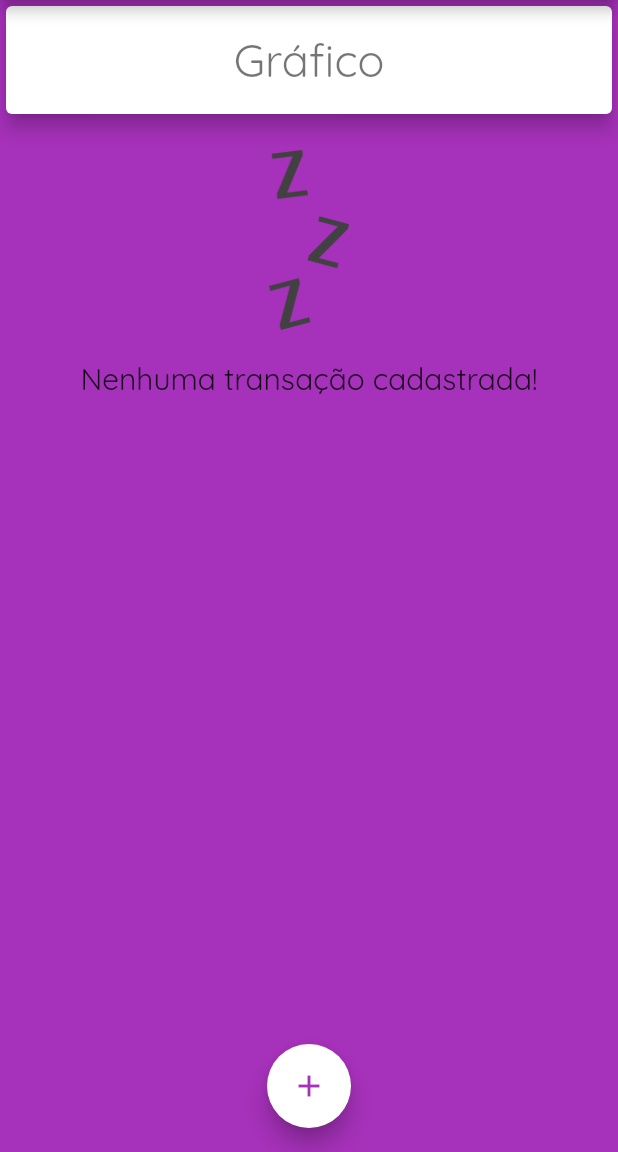
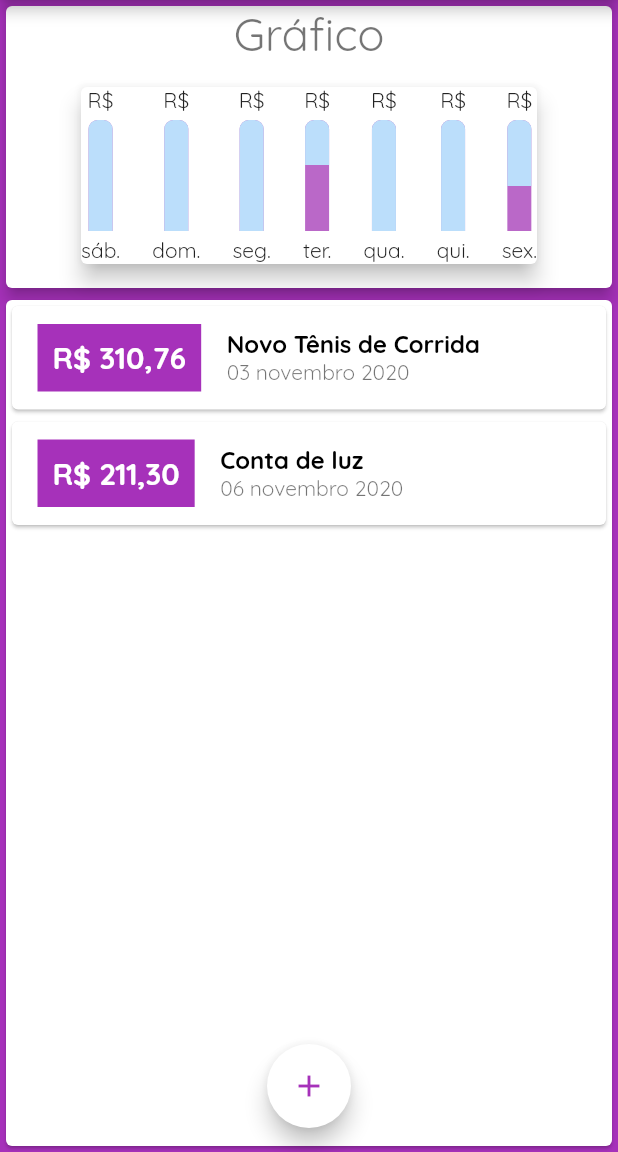
Before and after one commit to joaovperin/my_expenses, a Flutter app: the screen it shows after launch, on a phone screen of 412 x 824 dp, the part 84-1236 px from its top. Run offline on Flutter 3.47's test engine with Material 2 defaults, Android fonts, the phone set to English and light mode, and no system bars.

Commit message:
did a lot

```diff
--- /dev/null
+++ b/lib/components/transaction/transaction_chart.component.dart
@@ -0,0 +1,79 @@
+import 'package:flutter/material.dart';
+import 'package:my_expenses/models/transaction.model.dart';
+import 'package:my_expenses/utils/date-utils.dart';
+
+import 'transaction_chart_bar.component.dart';
+
+class TransactionChart extends StatefulWidget {
+  const TransactionChart(this.transactions, {Key key}) : super(key: key);
+
+  final List<Transaction> transactions;
+
+  @override
+  _TransactionChartState createState() => _TransactionChartState();
+}
+
+class _TransactionChartState extends State<TransactionChart> {
+  List<TransactionChartBar> get groupedTransactions {
+    double allElementsSum = 0.000;
+
+    final List<Map<String, Object>> list = List<Map<String, Object>>.generate(7, (int index) {
+      final DateTime weekDay = DateTime.now().subtract(
+        Duration(days: 6 - index),
+      );
+      final List<Transaction> recentTransactions = widget.transactions
+          .where((Transaction tr) => tr.date.isAfter(DateTime.now().subtract(Duration(days: 8))))
+          .where((Transaction tr) => tr.date.day == weekDay.day)
+          .toList();
+      // Calculate the sum
+      final double totalSum = recentTransactions.isEmpty
+          ? 0
+          : recentTransactions.map((Transaction tr) => tr.value).reduce((double value, double element) => value + element);
+
+      allElementsSum += totalSum;
+      return <String, Object>{
+        'day': fmtWeekDayLetter(weekDay),
+        'value': totalSum,
+      };
+    });
+
+    return list.map((Map<String, Object> e) {
+      final String dayOfWeek = e['day'].toString();
+      final double value = double.tryParse(e['value'].toString()) ?? 0;
+      final double percentage = allElementsSum > 0 ? ((value / allElementsSum) * 100) : 0;
+      return TransactionChartBar(label: dayOfWeek, value: value, percentage: percentage);
+    }).toList();
+  }
+
+  @override
+  Widget build(BuildContext context) {
+    return SizedBox(
+      width: double.infinity,
+      child: Card(
+        elevation: 4,
+        child: Column(
+          children: <Widget>[
+            Container(
+              alignment: Alignment.center,
+              child: Text(
+                'Gráfico',
+                style: TextStyle(
+                  fontSize: 30,
+                  color: Theme.of(context).unselectedWidgetColor,
+                ),
+              ),
+            ),
+            Card(
+              elevation: 6,
+              margin: EdgeInsets.symmetric(horizontal: 50, vertical: 16),
+              child: Row(
+                mainAxisAlignment: MainAxisAlignment.spaceBetween,
+                children: groupedTransactions,
+              ),
+            )
+          ],
+        ),
+      ),
+    );
+  }
+}
--- /dev/null
+++ b/lib/components/transaction/transaction_chart_bar.component.dart
@@ -0,0 +1,44 @@
+import 'package:flutter/material.dart';
+import 'package:my_expenses/utils/number-utils.dart';
+
+class TransactionChartBar extends StatelessWidget {
+  const TransactionChartBar({Key key, this.label, this.value, this.percentage}) : super(key: key);
+
+  static const double kContainerSize = 74;
+
+  final String label;
+  final double value;
+  final double percentage;
+
+  @override
+  Widget build(BuildContext context) {
+    return Column(
+      children: <Widget>[
+        Text(getCurrency()),
+        SizedBox(height: 4),
+        Container(
+          decoration: BoxDecoration(
+            color: Colors.purple[300], //TODO: fix color
+            borderRadius: _buildBorderRadius(),
+          ),
+          height: kContainerSize,
+          child: Column(children: <Widget>[
+            Container(
+              decoration: BoxDecoration(
+                color: Colors.blue[100], //TODO: fix color
+                borderRadius: _buildBorderRadius(),
+              ),
+              child: SizedBox(width: 16, height: calcItemHeight()),
+            ),
+          ]),
+        ),
+        SizedBox(height: 4),
+        Text(label),
+      ],
+    );
+  }
+
+  BorderRadius _buildBorderRadius() => BorderRadius.vertical(top: Radius.circular(6));
+
+  double calcItemHeight() => kContainerSize - ((kContainerSize * percentage) / 100);
+}
--- a/lib/components/transaction/transaction_form.component.dart
+++ b/lib/components/transaction/transaction_form.component.dart
@@ -1,5 +1,4 @@
 import 'package:flutter/material.dart';
-import 'package:my_expenses/constants/app.constants.dart';
 import 'package:my_expenses/utils/number-utils.dart';
 
 class TransactionForm extends StatefulWidget {
@@ -19,7 +18,7 @@ class _TransactionFormState extends State<TransactionForm> {
   @override
   Widget build(BuildContext context) {
     return Card(
-      elevation: 5,
+      elevation: 4,
       child: Padding(
         padding: const EdgeInsets.all(10),
         child: Column(
--- a/lib/components/transaction/transaction_graph.component.dart
+++ /dev/null
@@ -1,29 +0,0 @@
-import 'package:flutter/material.dart';
-import 'package:my_expenses/constants/app.constants.dart';
-
-class TransactionGraph extends StatelessWidget {
-  const TransactionGraph({
-    Key key,
-  }) : super(key: key);
-
-  @override
-  Widget build(BuildContext context) {
-    return SizedBox(
-      width: double.infinity,
-      height: 80,
-      child: Card(
-        elevation: 5,
-        child: Container(
-          alignment: Alignment.center,
-          child: Text(
-            'Gráfico',
-            style: TextStyle(
-              fontSize: 30,
-              color: Theme.of(context).unselectedWidgetColor,
-            ),
-          ),
-        ),
-      ),
-    );
-  }
-}
--- a/lib/components/transaction/transaction_list.component.dart
+++ b/lib/components/transaction/transaction_list.component.dart
@@ -10,25 +10,15 @@ class TransactionList extends StatelessWidget {
 
   @override
   Widget build(BuildContext context) {
-    return SizedBox(
-      height: 500,
-      child: transactions.isEmpty
-          ? Column(children: <Widget>[
-              SizedBox(height: 20),
-              SizedBox(
-                height: 120,
-                child: Image.asset(
-                  'assets/images/waiting.png',
-                  fit: BoxFit.cover,
+    return Expanded(
+      child: Card(
+        child: transactions.isEmpty ? _buildEmptyListWidget(context) : _buildListView(),
       ),
-              ),
-              SizedBox(height: 20),
-              Text(
-                'Nenhuma transação cadastrada!',
-                style: Theme.of(context).textTheme.headline6,
-              ),
-            ])
-          : ListView.builder(
+    );
+  }
+
+  ListView _buildListView() {
+    return ListView.builder(
       itemCount: transactions.length,
       itemBuilder: (BuildContext context, int index) {
         final Transaction tr = transactions[index];
@@ -79,7 +69,24 @@ class TransactionList extends StatelessWidget {
           ),
         );
       },
-            ),
     );
   }
+
+  Column _buildEmptyListWidget(BuildContext context) {
+    return Column(children: <Widget>[
+      SizedBox(height: 20),
+      SizedBox(
+        height: 120,
+        child: Image.asset(
+          'assets/images/waiting.png',
+          fit: BoxFit.cover,
+        ),
+      ),
+      SizedBox(height: 20),
+      Text(
+        'Nenhuma transação cadastrada!',
+        style: Theme.of(context).textTheme.headline6,
+      ),
+    ]);
   }
+}
--- a/lib/main.dart
+++ b/lib/main.dart
@@ -1,14 +1,18 @@
 import 'dart:math';
 
 import 'package:flutter/material.dart';
+import 'package:intl/date_symbol_data_local.dart';
+import 'package:intl/intl.dart';
 import 'package:my_expenses/components/transaction/transaction_form.component.dart';
 import 'package:my_expenses/constants/app.constants.dart';
 
-import 'components/transaction/transaction_graph.component.dart';
+import 'components/transaction/transaction_chart.component.dart';
 import 'components/transaction/transaction_list.component.dart';
 import 'models/transaction.model.dart';
 
-dynamic main() {
+dynamic main() async {
+  Intl.defaultLocale = 'pt_BR';
+  await initializeDateFormatting();
   runApp(MyExpensesApp());
 }
 
@@ -53,18 +57,18 @@ class MyHomePage extends StatefulWidget {
 
 class _MyHomePageState extends State<MyHomePage> {
   final List<Transaction> _transactions = <Transaction>[
-    // Transaction(
-    //   id: 't1',
-    //   title: 'Novo Tênis de Corrida',
-    //   value: 310.76,
-    //   date: DateTime.now(),
-    // ),
-    // Transaction(
-    //   id: 't2',
-    //   title: 'Conta de luz',
-    //   value: 211.30,
-    //   date: DateTime.now(),
-    // ),
+    Transaction(
+      id: 't1',
+      title: 'Novo Tênis de Corrida',
+      value: 310.76,
+      date: DateTime.now().subtract(Duration(days: 3)),
+    ),
+    Transaction(
+      id: 't2',
+      title: 'Conta de luz',
+      value: 211.30,
+      date: DateTime.now(),
+    ),
   ];
 
   void _addTransaction(String title, double value) {
@@ -100,14 +104,11 @@ class _MyHomePageState extends State<MyHomePage> {
           )
         ],
       ),
-      body: SingleChildScrollView(
-        child: Column(
-          crossAxisAlignment: CrossAxisAlignment.stretch,
-          children: <Widget>[
-            TransactionGraph(),
-            TransactionList(_transactions),
-          ],
-        ),
+      body: Column(
+        children: <Widget>[
+          TransactionChart(_transactions),
+          TransactionList(_transactions),
+        ],
       ),
       floatingActionButton: FloatingActionButton(
         onPressed: () => _openTransactionFormModal(context),
--- a/lib/utils/date-utils.dart
+++ b/lib/utils/date-utils.dart
@@ -2,3 +2,8 @@ import 'package:intl/intl.dart';
 
 /// Formats a DateTime [value] object.
 String fmtDateTime(DateTime value) => DateFormat('dd MMMM y').format(value);
+
+/// Formats a DateTime [value] object.
+String fmtWeekDayLetter(DateTime value) {
+  return DateFormat.E().format(value);
+}
--- a/lib/utils/number-utils.dart
+++ b/lib/utils/number-utils.dart
@@ -2,7 +2,7 @@ import 'package:intl/intl.dart';
 
 
 /// Formats a double [value] object in the currency format.
-String getCurrency() => NumberFormat.simpleCurrency(locale: 'pt_BR').currencySymbol;
+String getCurrency() => NumberFormat.simpleCurrency().currencySymbol;
 
 /// Formats a double [value] object in the currency format.
-String  fmtMoney(double value) => NumberFormat.simpleCurrency(locale: 'pt_BR').format(value);
+String  fmtMoney(double value) => NumberFormat.simpleCurrency().format(value);
```
Lines whose indentation alone changed are shown as unchanged.
